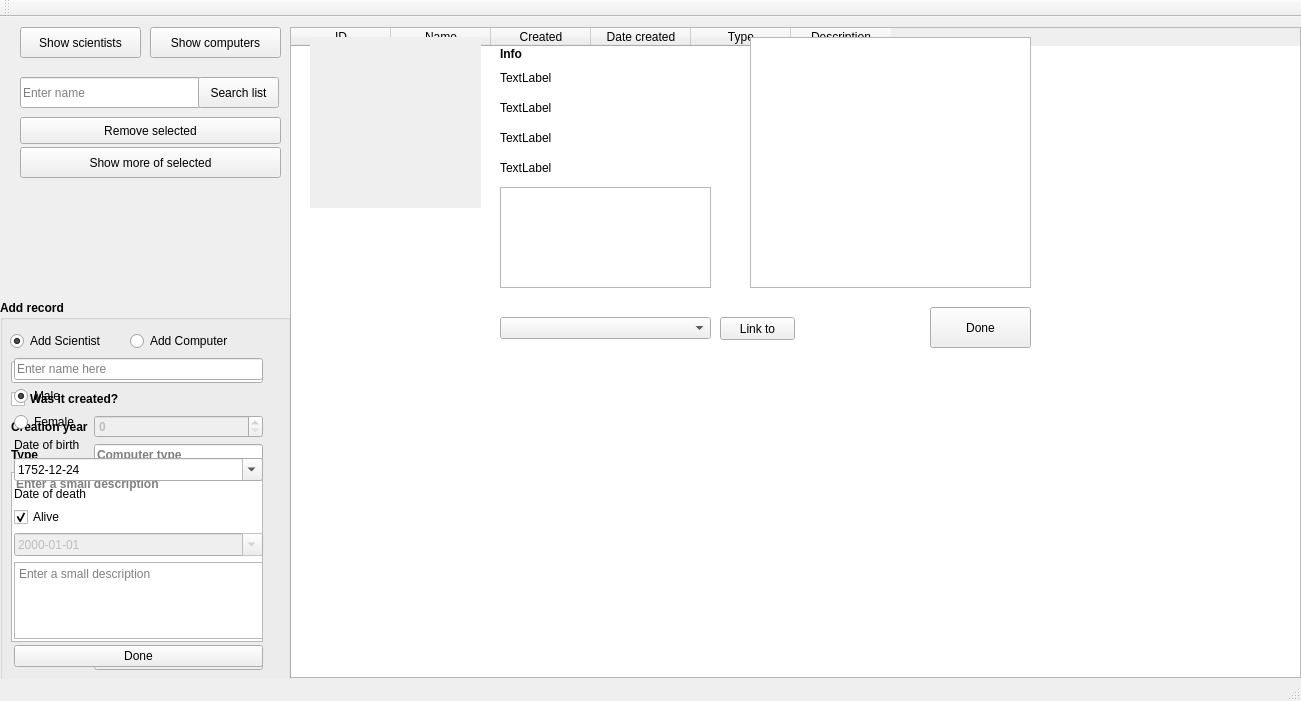
Before: the Qt Designer form threeWeek/verklegtSkil3/mainwindow.ui in Sigurdurhelga/verkefni_threeWeek, drawn with Qt 5.
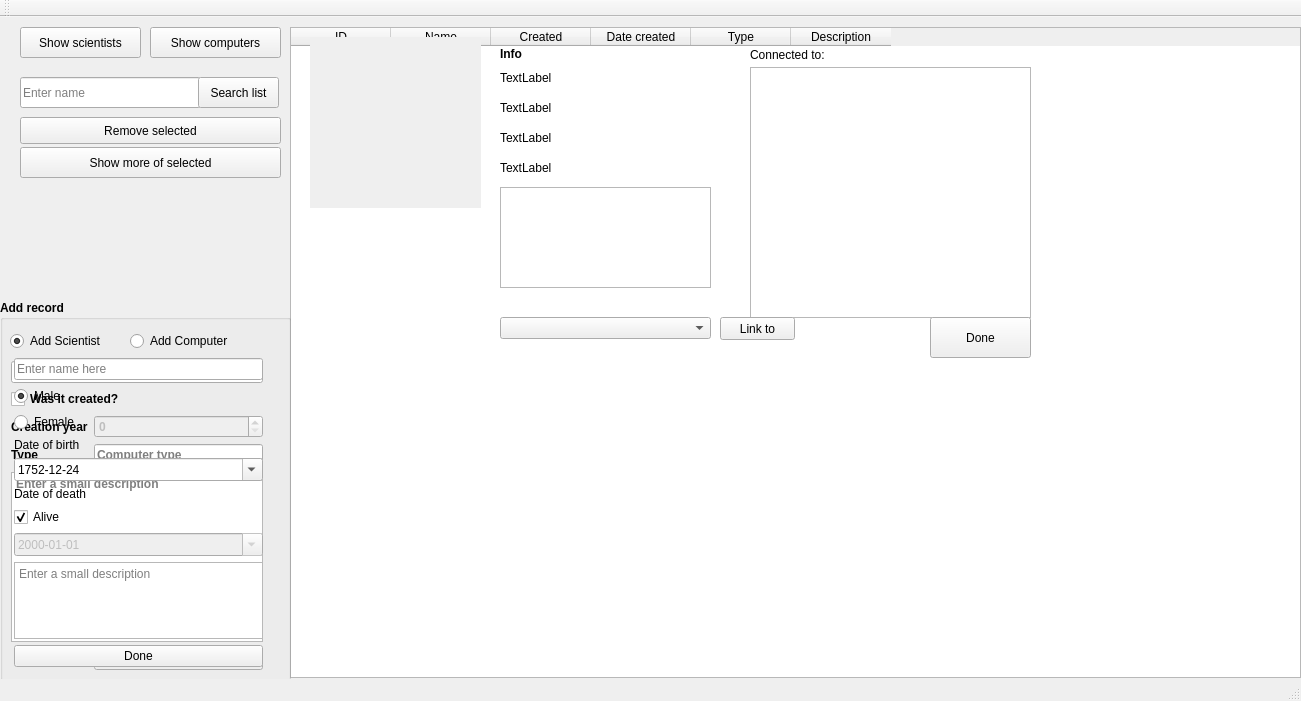
After: the same form once the commit is applied.

Commit message: Connected to header added in show more

```diff
--- a/threeWeek/verklegtSkil3/mainwindow.ui
+++ b/threeWeek/verklegtSkil3/mainwindow.ui
@@ -521,7 +521,7 @@
      <property name="geometry">
       <rect>
        <x>460</x>
-       <y>10</y>
+       <y>40</y>
        <width>281</width>
        <height>251</height>
       </rect>
@@ -628,7 +628,7 @@
      <property name="geometry">
       <rect>
        <x>640</x>
-       <y>280</y>
+       <y>290</y>
        <width>101</width>
        <height>41</height>
       </rect>
@@ -660,6 +660,19 @@
       <string>Link to</string>
      </property>
     </widget>
+    <widget class="QLabel" name="connectedTo">
+     <property name="geometry">
+      <rect>
+       <x>460</x>
+       <y>20</y>
+       <width>201</width>
+       <height>16</height>
+      </rect>
+     </property>
+     <property name="text">
+      <string>Connected to:</string>
+     </property>
+    </widget>
    </widget>
   </widget>
   <widget class="QToolBar" name="mainToolBar">
```
The commit also changes 2 other files.
